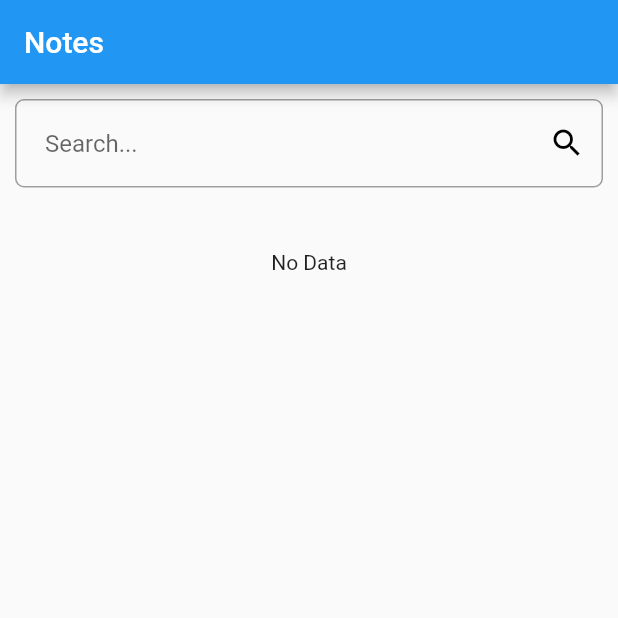
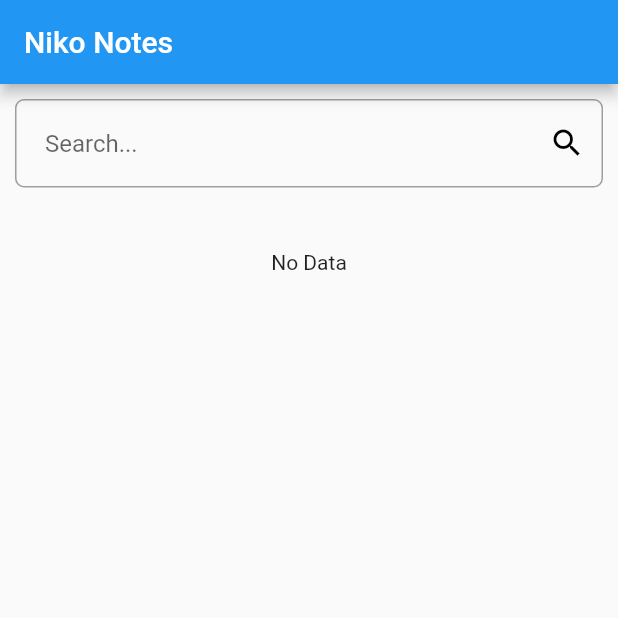
Before and after one commit to fionicholas/Notes-Flutter, a Flutter app: the screen it shows after launch, on a phone screen of 412 x 824 dp, the top half of it. Run offline on Flutter 3.47's test engine with Material 2 defaults, Android fonts, the phone set to English and light mode, and no system bars; our stand-ins replace equatable, flutter_bloc, sqflite; accounts and stored records are empty.

Commit message:
change app name

```diff
--- a/lib/main.dart
+++ b/lib/main.dart
@@ -18,7 +18,7 @@ class MyApp extends StatelessWidget {
   Widget build(BuildContext context) {
     return MaterialApp(
         debugShowCheckedModeBanner: false,
-        title: 'Notes App',
+        title: 'Niko Notes',
         theme: theme(),
         routes: {
           NotesListScreen.routeName: (context) => MultiBlocProvider(
--- a/lib/ui/notes_list_screen.dart
+++ b/lib/ui/notes_list_screen.dart
@@ -47,7 +47,7 @@ class _NotesListScreenState extends State<NotesListScreen> {
     Size size = MediaQuery.of(context).size;
     return Scaffold(
       key: _scaffoldKey,
-      appBar: AppBar(title: Text('Notes')),
+      appBar: AppBar(title: Text('Niko Notes')),
       floatingActionButton: FloatingActionButton(
           child: Icon(Icons.add),
           onPressed: () {
```
Also changed, not shown: 1 other file.
